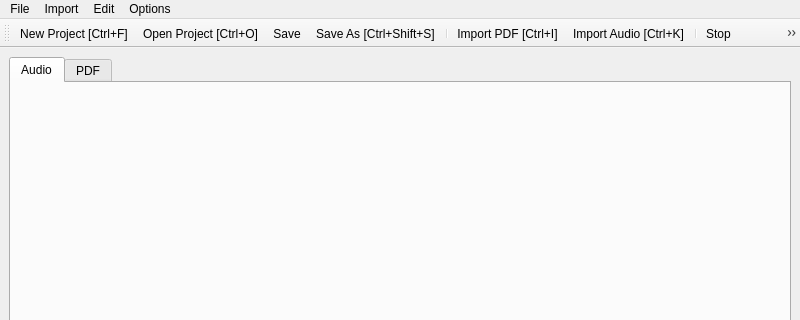
Old version of the form design/mainwindow.ui in the repository funnydogeatapepsi/pdf_player; both pictures show x 0 to 800 and y 0 to 320 of the 800 by 592 pixel window.
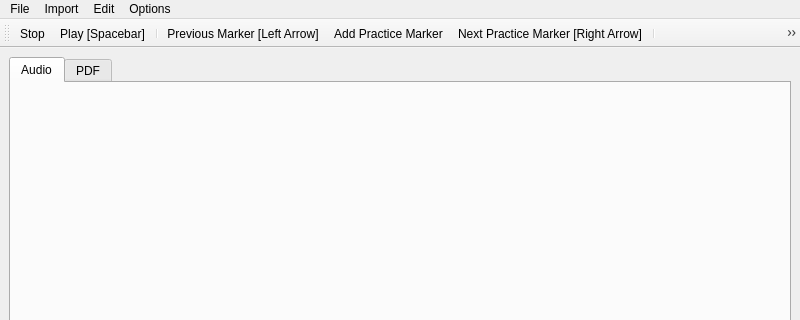
New version of the form. Icons and pictures are not drawn.

Diff of the .ui file:
```diff
--- a/design/mainwindow.ui
+++ b/design/mainwindow.ui
@@ -126,14 +126,6 @@
    <attribute name="toolBarBreak">
     <bool>false</bool>
    </attribute>
-   <addaction name="actionNew_Project"/>
-   <addaction name="actionOpen"/>
-   <addaction name="actionSave"/>
-   <addaction name="actionSave_As"/>
-   <addaction name="separator"/>
-   <addaction name="actionImportPDF"/>
-   <addaction name="actionImportAudio"/>
-   <addaction name="separator"/>
    <addaction name="actionStop"/>
    <addaction name="actionPlay"/>
    <addaction name="separator"/>
```
